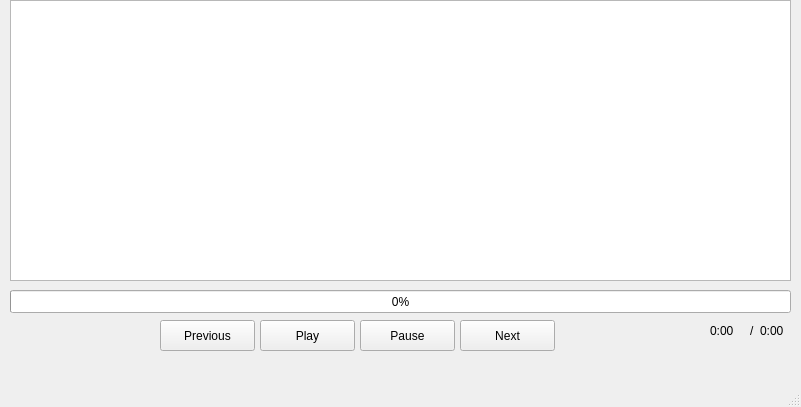
Before: the Qt Designer form src/helicopter.ui in Justasic/Helicopter, drawn with Qt 5.
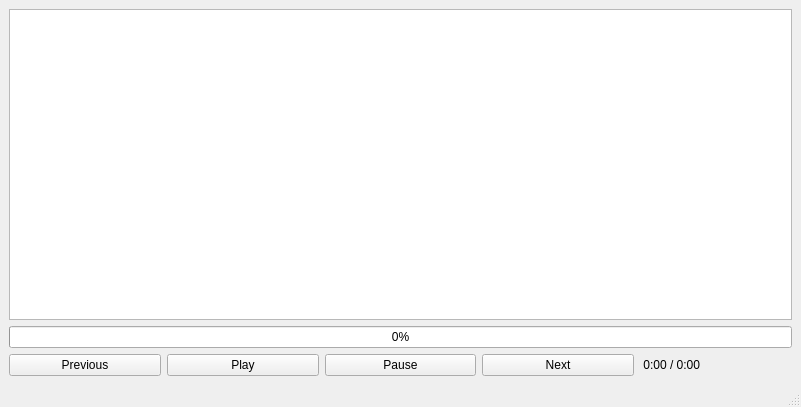
After: the same form once the commit is applied.

Commit message: It scales better and now it's time to make it function.... after I sleep.

The edit to the form file:
```diff
--- a/src/helicopter.ui
+++ b/src/helicopter.ui
@@ -14,120 +14,57 @@
    <string>Helicopter</string>
   </property>
   <widget class="QWidget" name="centralwidget">
+   <layout class="QGridLayout" name="gridLayout">
+    <item row="0" column="1" colspan="5">
+     <widget class="QTableWidget" name="tableWidget">
+      <property name="editTriggers">
+       <set>QAbstractItemView::NoEditTriggers</set>
+      </property>
+     </widget>
+    </item>
+    <item row="2" column="2">
    <widget class="QPushButton" name="pushButton_play">
-    <property name="geometry">
-     <rect>
-      <x>260</x>
-      <y>320</y>
-      <width>95</width>
-      <height>31</height>
-     </rect>
-    </property>
     <property name="text">
      <string>Play</string>
     </property>
    </widget>
+    </item>
+    <item row="2" column="3">
    <widget class="QPushButton" name="pushButton_pause">
-    <property name="geometry">
-     <rect>
-      <x>360</x>
-      <y>320</y>
-      <width>95</width>
-      <height>31</height>
-     </rect>
-    </property>
     <property name="text">
      <string>Pause</string>
     </property>
    </widget>
+    </item>
+    <item row="2" column="5">
+     <widget class="QLabel" name="total_song_time">
+      <property name="text">
+       <string> 0:00 / 0:00</string>
+      </property>
+     </widget>
+    </item>
+    <item row="2" column="1">
    <widget class="QPushButton" name="pushButton_previous">
-    <property name="geometry">
-     <rect>
-      <x>160</x>
-      <y>320</y>
-      <width>95</width>
-      <height>31</height>
-     </rect>
-    </property>
     <property name="text">
      <string>Previous</string>
     </property>
    </widget>
-   <widget class="QPushButton" name="pushButton_next">
-    <property name="geometry">
-     <rect>
-      <x>460</x>
-      <y>320</y>
-      <width>95</width>
-      <height>31</height>
-     </rect>
-    </property>
-    <property name="text">
-     <string>Next</string>
-    </property>
-   </widget>
+    </item>
+    <item row="1" column="1" colspan="5">
    <widget class="QProgressBar" name="progressBar">
-    <property name="geometry">
-     <rect>
-      <x>10</x>
-      <y>290</y>
-      <width>781</width>
-      <height>23</height>
-     </rect>
-    </property>
     <property name="value">
      <number>0</number>
     </property>
    </widget>
-   <widget class="QLabel" name="current_song_time">
-    <property name="geometry">
-     <rect>
-      <x>710</x>
-      <y>320</y>
-      <width>31</width>
-      <height>21</height>
-     </rect>
-    </property>
+    </item>
+    <item row="2" column="4">
+     <widget class="QPushButton" name="pushButton_next">
     <property name="text">
-     <string>0:00</string>
-    </property>
-   </widget>
-   <widget class="QLabel" name="slash_label">
-    <property name="geometry">
-     <rect>
-      <x>750</x>
-      <y>320</y>
-      <width>16</width>
-      <height>21</height>
-     </rect>
-    </property>
-    <property name="text">
-     <string>/</string>
-    </property>
-   </widget>
-   <widget class="QLabel" name="total_song_time">
-    <property name="geometry">
-     <rect>
-      <x>760</x>
-      <y>320</y>
-      <width>31</width>
-      <height>21</height>
-     </rect>
-    </property>
-    <property name="text">
-     <string>0:00</string>
-    </property>
-   </widget>
-   <widget class="QTableWidget" name="tableWidget">
-    <property name="geometry">
-     <rect>
-      <x>10</x>
-      <y>0</y>
-      <width>781</width>
-      <height>281</height>
-     </rect>
-    </property>
-   </widget>
+       <string>Next</string>
+      </property>
+     </widget>
+    </item>
+   </layout>
   </widget>
   <widget class="QMenuBar" name="menubar">
    <property name="geometry">
```
Lines whose indentation alone changed are shown as unchanged. The commit also changes 2 other files.
